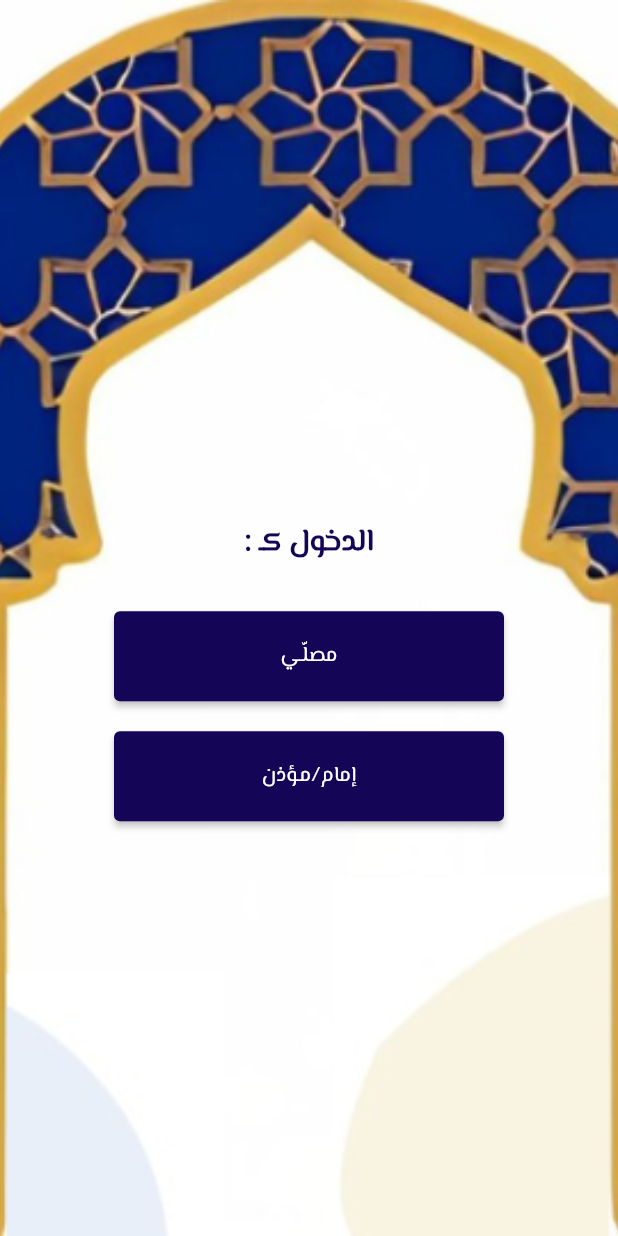
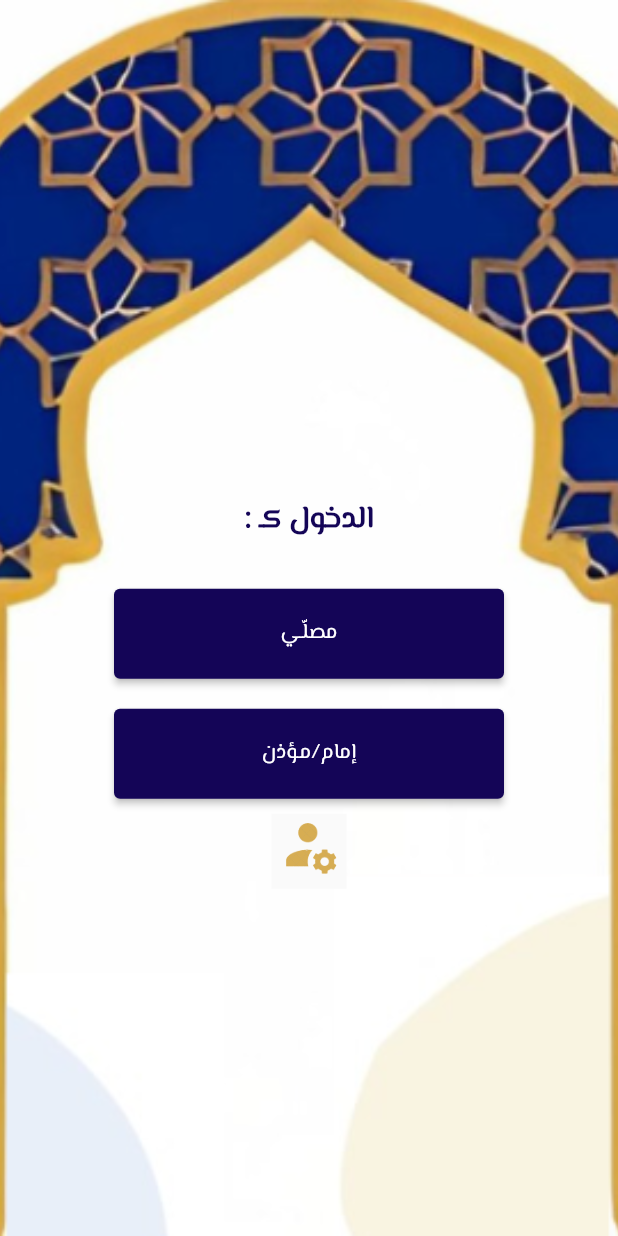
Before and after one commit to NoufAlsadhan/2023-GP1-3, a Flutter app: the screen it shows after launch, on a phone screen of 412 x 824 dp. Run offline on Flutter 3.47's test engine with Material 2 defaults, Android fonts, the phone set to English and light mode, and no system bars.

```diff
--- a/mehrab/lib/main.dart
+++ b/mehrab/lib/main.dart
@@ -11,6 +11,7 @@ class HomePage extends StatelessWidget {
   Widget build(BuildContext context) {
     return Container(
       decoration: BoxDecoration(
+        color: Colors.black.withOpacity(0.0),
         image: DecorationImage(
           image: AssetImage("images/logo5.png"),
           fit: BoxFit.cover,
@@ -22,7 +23,7 @@ class HomePage extends StatelessWidget {
           mainAxisAlignment: MainAxisAlignment.center,
           children: <Widget>[
             Container(
-                padding: const EdgeInsets.fromLTRB(20, 80, 20, 20),
+                padding: const EdgeInsets.fromLTRB(20, 100, 20, 20),
                 child: Directionality(
                     textDirection: TextDirection.rtl,
                     child: Text(
@@ -65,6 +66,18 @@ class HomePage extends StatelessWidget {
                     );
                   },
                 )),
+            Material(
+              child: Container(
+                  child: InkWell(
+                onTap: () {},
+                child: Ink.image(
+                  image: AssetImage('images/admin.png'),
+                  fit: BoxFit.cover,
+                  width: 50,
+                  height: 50,
+                ),
+              )),
+            ),
           ],
         ),
       ),
```
Also changed, not shown: mehrab/images/admin.png (added).
